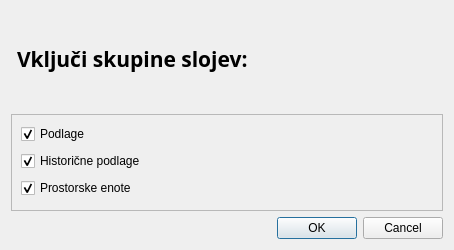
Qt form agis_loader/agis_load_dialog.ui (vincseize/AGIS-orodjarna) before a commit.
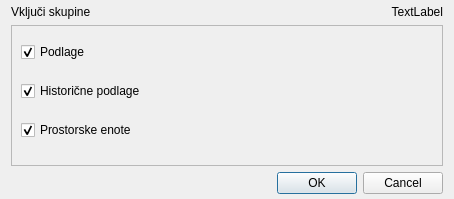
The same form after that commit. Icons and pictures are not drawn.

What changed in the file:
```diff
--- a/agis_loader/agis_load_dialog.ui
+++ b/agis_loader/agis_load_dialog.ui
@@ -7,35 +7,20 @@
     <x>0</x>
     <y>0</y>
     <width>454</width>
-    <height>250</height>
+    <height>199</height>
    </rect>
   </property>
   <property name="windowTitle">
    <string>Uporabne povezave</string>
   </property>
   <layout class="QGridLayout" name="gridLayout">
-   <item row="0" column="1">
-    <widget class="QLabel" name="title">
-     <property name="sizePolicy">
-      <sizepolicy hsizetype="Expanding" vsizetype="Expanding">
-       <horstretch>0</horstretch>
-       <verstretch>0</verstretch>
-      </sizepolicy>
-     </property>
-     <property name="font">
-      <font>
-       <family>Sans Serif</family>
-       <pointsize>16</pointsize>
-       <weight>75</weight>
-       <bold>true</bold>
-      </font>
-     </property>
-     <property name="text">
-      <string>&lt;html&gt;&lt;head/&gt;&lt;body&gt;&lt;p&gt;Vključi skupine slojev:&lt;/p&gt;&lt;/body&gt;&lt;/html&gt;</string>
-     </property>
-    </widget>
-   </item>
-   <item row="2" column="0" colspan="3">
+   <property name="topMargin">
+    <number>5</number>
+   </property>
+   <property name="bottomMargin">
+    <number>5</number>
+   </property>
+   <item row="2" column="0" colspan="2">
     <widget class="QScrollArea" name="scrollArea_2">
      <property name="widgetResizable">
       <bool>true</bool>
@@ -46,10 +31,16 @@
         <x>0</x>
         <y>0</y>
         <width>432</width>
-        <height>166</height>
+        <height>134</height>
        </rect>
       </property>
       <layout class="QVBoxLayout" name="verticalLayout_3">
+       <property name="spacing">
+        <number>2</number>
+       </property>
+       <property name="topMargin">
+        <number>0</number>
+       </property>
        <item>
         <widget class="QCheckBox" name="c_podlage">
          <property name="text">
@@ -90,20 +81,7 @@
      </widget>
     </widget>
    </item>
-   <item row="0" column="2">
-    <widget class="QLabel" name="label_2">
-     <property name="text">
-      <string/>
-     </property>
-     <property name="pixmap">
-      <pixmap>../icons/loader_logo.png</pixmap>
-     </property>
-     <property name="alignment">
-      <set>Qt::AlignRight|Qt::AlignTrailing|Qt::AlignVCenter</set>
-     </property>
-    </widget>
-   </item>
-   <item row="3" column="2">
+   <item row="3" column="1">
     <widget class="QDialogButtonBox" name="buttonBox">
      <property name="orientation">
       <enum>Qt::Horizontal</enum>
@@ -113,6 +91,23 @@
      </property>
     </widget>
    </item>
+   <item row="0" column="0">
+    <widget class="QLabel" name="label">
+     <property name="text">
+      <string>&lt;html&gt;&lt;head/&gt;&lt;body&gt;&lt;p&gt;&lt;span style=&quot; font-size:9pt;&quot;&gt;Vključi skupine&lt;/span&gt;&lt;/p&gt;&lt;/body&gt;&lt;/html&gt;</string>
+     </property>
+    </widget>
+   </item>
+   <item row="0" column="1">
+    <widget class="QLabel" name="label_2">
+     <property name="text">
+      <string>TextLabel</string>
+     </property>
+     <property name="alignment">
+      <set>Qt::AlignRight|Qt::AlignTrailing|Qt::AlignVCenter</set>
+     </property>
+    </widget>
+   </item>
   </layout>
  </widget>
  <resources/>
```
Left out of the diff: 2 changed lines with no effect on the pictures.
